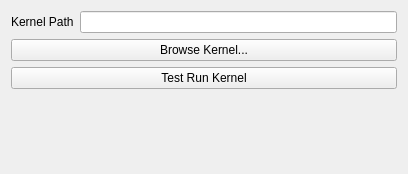
Above: ui/SettingsWidget.ui from Qv2ray/QvPlugin-NaiveProxy before the change. Below: the same form after it.
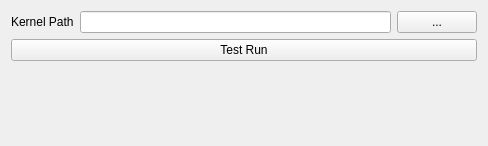
That is the form after the change.

Diff of the .ui file:
```diff
--- a/ui/SettingsWidget.ui
+++ b/ui/SettingsWidget.ui
@@ -6,8 +6,8 @@
    <rect>
     <x>0</x>
     <y>0</y>
-    <width>408</width>
-    <height>174</height>
+    <width>488</width>
+    <height>146</height>
    </rect>
   </property>
   <property name="windowTitle">
@@ -28,22 +28,36 @@
     </widget>
    </item>
    <item row="0" column="1">
-    <widget class="QLineEdit" name="textKernelPath"/>
-   </item>
-   <item row="3" column="0">
-    <layout class="QVBoxLayout" name="verticalLayout"/>
+    <layout class="QHBoxLayout" name="horizontalLayout">
+     <item>
+      <widget class="QLineEdit" name="textKernelPath">
+       <property name="sizePolicy">
+        <sizepolicy hsizetype="Expanding" vsizetype="Fixed">
+         <horstretch>0</horstretch>
+         <verstretch>0</verstretch>
+        </sizepolicy>
+       </property>
+      </widget>
+     </item>
+     <item>
+      <widget class="QPushButton" name="buttonBrowseKernel">
+       <property name="sizePolicy">
+        <sizepolicy hsizetype="Minimum" vsizetype="Fixed">
+         <horstretch>0</horstretch>
+         <verstretch>0</verstretch>
+        </sizepolicy>
+       </property>
+       <property name="text">
+        <string>...</string>
+       </property>
+      </widget>
+     </item>
+    </layout>
    </item>
    <item row="1" column="0" colspan="2">
-    <widget class="QPushButton" name="buttonBrowseKernel">
-     <property name="text">
-      <string>Browse Kernel...</string>
-     </property>
-    </widget>
-   </item>
-   <item row="2" column="0" colspan="2">
     <widget class="QPushButton" name="buttonTestKernel">
      <property name="text">
-      <string>Test Run Kernel</string>
+      <string>Test Run</string>
      </property>
     </widget>
    </item>
```
Left out of the diff: 6 changed lines with no effect on the pictures.
